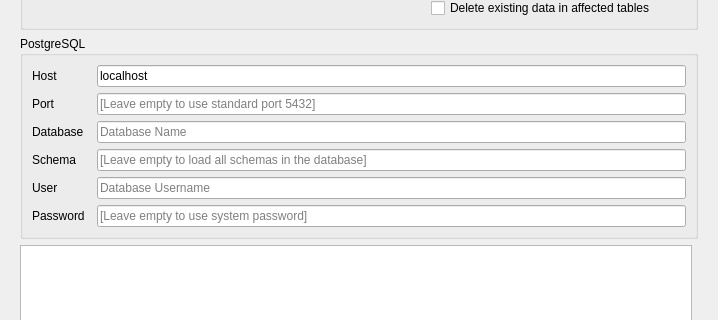
This is projectgenerator/ui/import_data.ui in opengisch/QgisModelBaker as Qt 5 draws it before an edit; both pictures show x 0 to 718 and y 113 to 433 of the 718 by 674 pixel window. The edited form follows.
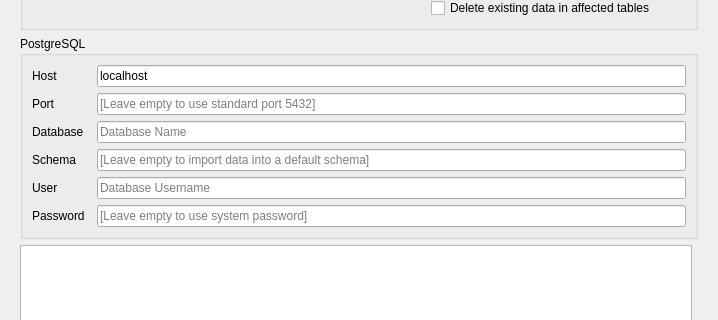
This is the edited form.

Commit message:
Adjust Import Data:
 + Log messages colors
 + Order in plugin's submenu
 + Validation messages

Diff of the .ui file:
```diff
--- a/projectgenerator/ui/import_data.ui
+++ b/projectgenerator/ui/import_data.ui
@@ -46,7 +46,7 @@
           <item row="5" column="2">
            <widget class="QLineEdit" name="pg_schema_line_edit">
             <property name="placeholderText">
-             <string>[Leave empty to load all schemas in the database]</string>
+             <string>[Leave empty to import data into a default schema]</string>
             </property>
            </widget>
           </item>
```
The commit also changes 2 other files.
